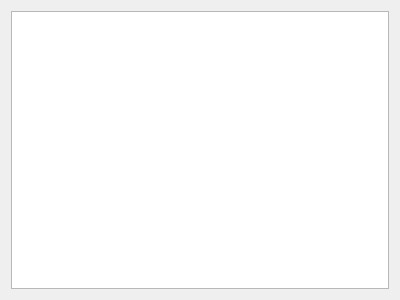
First picture: the form in src/app/dialog_output.ui, repository bisthebis/MyIde, before the edit.
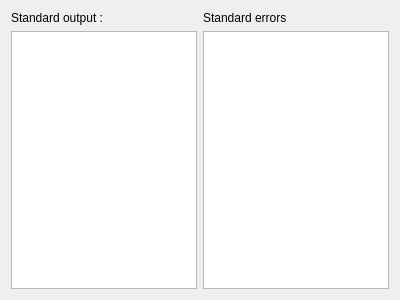
Second picture: the form after the edit.

Commit message: Command Output dialog with mergedCHannels parameters

The edit to the form file:
```diff
--- a/src/app/dialog_output.ui
+++ b/src/app/dialog_output.ui
@@ -15,7 +15,32 @@
   </property>
   <layout class="QHBoxLayout" name="horizontalLayout">
    <item>
-    <widget class="QTextBrowser" name="errors_widget"/>
+    <layout class="QVBoxLayout" name="stdout_layout">
+     <item>
+      <widget class="QLabel" name="stdout_label">
+       <property name="text">
+        <string>Standard output :</string>
+       </property>
+      </widget>
+     </item>
+     <item>
+      <widget class="QTextBrowser" name="stdout_widget"/>
+     </item>
+    </layout>
+   </item>
+   <item>
+    <layout class="QVBoxLayout" name="error_layout">
+     <item>
+      <widget class="QLabel" name="error_label">
+       <property name="text">
+        <string>Standard errors</string>
+       </property>
+      </widget>
+     </item>
+     <item>
+      <widget class="QTextBrowser" name="errors_widget"/>
+     </item>
+    </layout>
    </item>
   </layout>
  </widget>
```
The commit also changes 5 other files.
